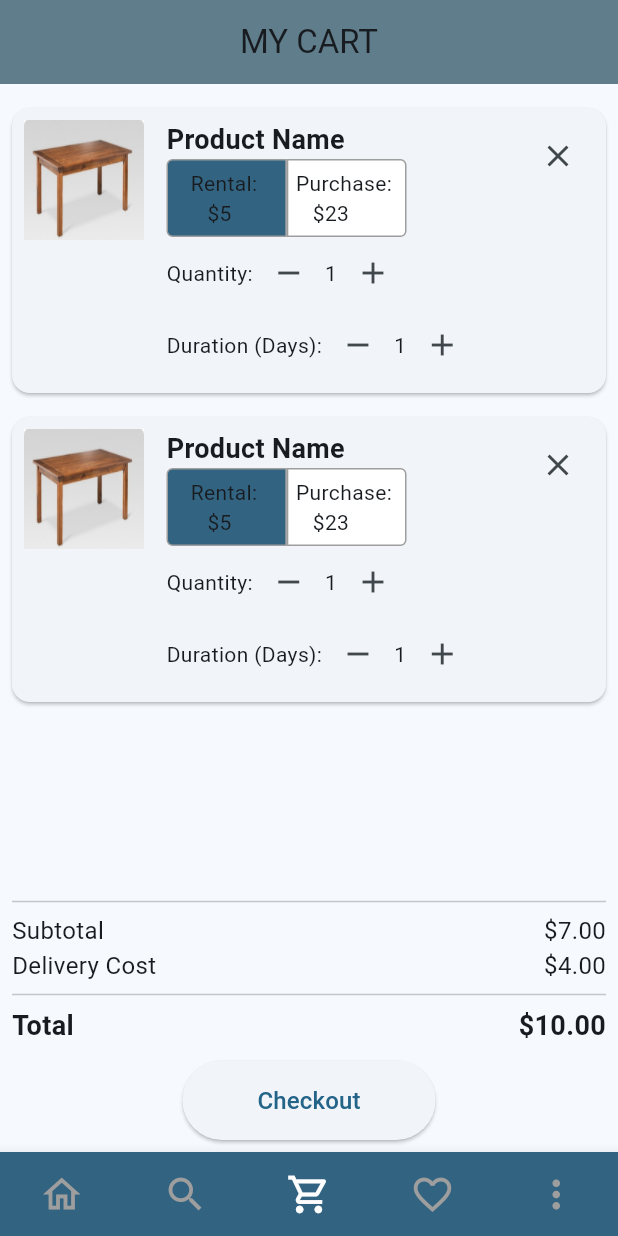
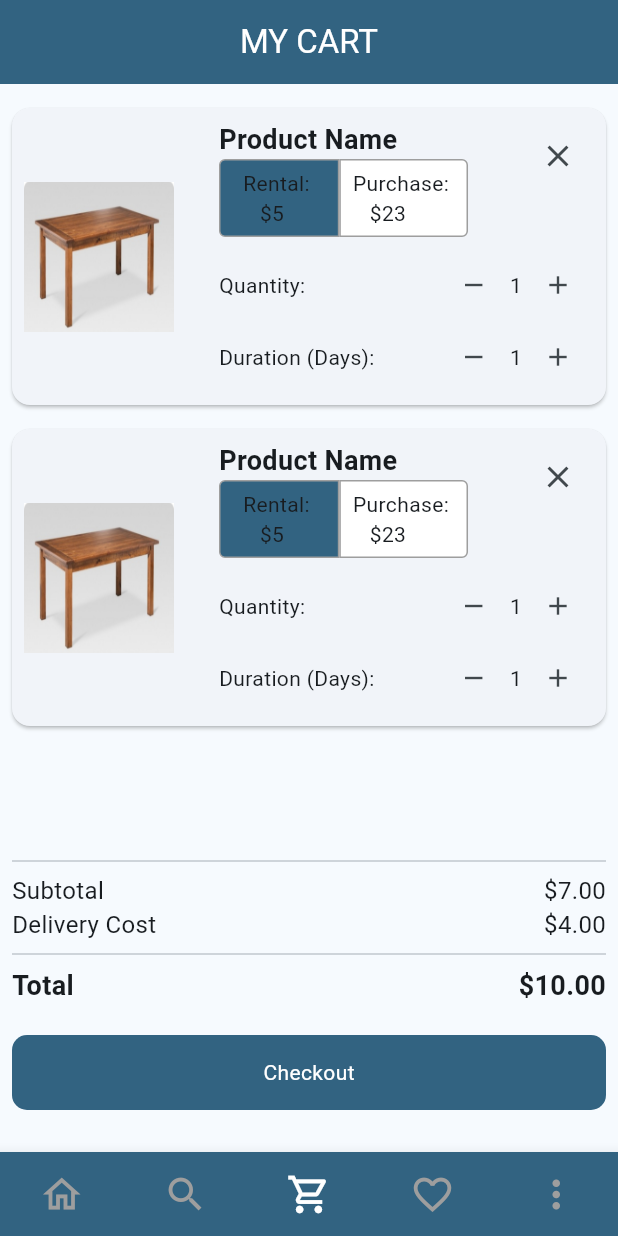
Before and after one commit to imrankhalid001/ExecArray, a Flutter app: the screen it shows after launch, item 3 of the bottom bar chosen, on a phone screen of 412 x 824 dp. Run offline on Flutter 3.47's test engine with Material 3 defaults, Android fonts, the phone set to English and light mode, and no system bars; our stand-ins replace another_flushbar, cached_network_image, carousel_slider, connectivity_plus, fluttertoast; network calls fail; project files that could hold a hidden picture were left out.

Commit message:
working on saved item screen
working on saved item screen

```diff
--- a/lib/ui/cart_screen.dart
+++ b/lib/ui/cart_screen.dart
@@ -1,5 +1,6 @@
 
 
+import 'package:exec_array/components/round_button.dart';
 import 'package:flutter/material.dart';
 
 class CartScreen extends StatelessWidget {
@@ -9,9 +10,9 @@ class CartScreen extends StatelessWidget {
   Widget build(BuildContext context) {
     return Scaffold(
       appBar: AppBar(
-        title: Text('MY CART'),
+        title: Text('MY CART', style: TextStyle(color: Colors.white),),
         centerTitle: true,
-        backgroundColor: Colors.blueGrey,
+        backgroundColor: Theme.of(context).primaryColor,
       ),
       body: Padding(
         padding: const EdgeInsets.all(8.0),
@@ -48,17 +49,13 @@ class CartScreen extends StatelessWidget {
                 Text('\$10.00', style: TextStyle(fontSize: 18, fontWeight: FontWeight.bold)),
               ],
             ),
-            SizedBox(height: 10),
-            ElevatedButton(
-              onPressed: () {},
-              style: ElevatedButton.styleFrom(
-                padding: EdgeInsets.symmetric(horizontal: 50, vertical: 15),
-                shape: RoundedRectangleBorder(
-                  borderRadius: BorderRadius.circular(30),
-                ),
-              ),
-              child: Text('Checkout', style: TextStyle(fontSize: 16)),
-            ),
+            SizedBox(height: 20),
+
+            RoundButton(title: 'Checkout', onPress: (){
+
+            },),
+            SizedBox(height: 20),
+
           ],
         ),
       ),
@@ -92,18 +89,17 @@ class _CartItemState extends State<CartItem> {
       margin: EdgeInsets.symmetric(vertical: 8.0),
       child: Padding(
         padding: const EdgeInsets.symmetric(horizontal: 8.0, vertical: 8.0),
-        child: Row(
-          mainAxisAlignment: MainAxisAlignment.start,
-          crossAxisAlignment: CrossAxisAlignment.start,
+        child: Stack(
+          children: [
+            Row(
               children: [
                 Image.asset(
                   'assets/table.jpg',
-              width: 80,
-              height: 80,
-               fit: BoxFit.fill
-
+                  width: 100,
+                  height: 100,
+                  fit: BoxFit.fill,
                 ),
-            SizedBox(width: 15),
+                SizedBox(width: 30),
                 Expanded(
                   child: Column(
                     crossAxisAlignment: CrossAxisAlignment.start,
@@ -146,35 +142,52 @@ class _CartItemState extends State<CartItem> {
                                 ),
                               ),
                               child: const Padding(
-                            padding: EdgeInsets.symmetric(horizontal: 5.0, vertical: 5.0),
+                                padding: EdgeInsets.symmetric(horizontal: 8.0, vertical: 5.0),
                                 child: Text('Purchase: \n   \$23'),
                               ),
                             ),
                           ),
                         ],
                       ),
+                      SizedBox(height: 8), // Reduced space between rows
+                      Row(
+                        mainAxisAlignment: MainAxisAlignment.spaceBetween,
+                        children: [
+                          Text('Quantity:'),
                           Row(
                             children: [
-                      Text('Quantity:'),
-                      IconButton(icon: Icon(Icons.remove), onPressed: () {}),
+                              IconButton(iconSize: 20, icon: Icon(Icons.remove), onPressed: () {}),
                               Text('1'),
-                      IconButton(icon: Icon(Icons.add), onPressed: () {}),
+                              IconButton(iconSize: 20, icon: Icon(Icons.add), onPressed: () {}),
+                            ],
+                          ),
                         ],
                       ),
                       Row(
+                        mainAxisAlignment: MainAxisAlignment.spaceBetween,
                         children: [
                           Text('Duration (Days):'),
-                      IconButton(icon: Icon(Icons.remove), onPressed: () {}),
+                          Row(
+                            children: [
+                              IconButton(iconSize: 20, icon: Icon(Icons.remove), onPressed: () {}),
                               Text('1'),
-                      IconButton(icon: Icon(Icons.add), onPressed: () {}),
+                              IconButton(iconSize: 20, icon: Icon(Icons.add), onPressed: () {}),
+                            ],
+                          ),
                         ],
                       ),
                     ],
                   ),
                 ),
-            IconButton(
+              ],
+            ),
+            Positioned(
+              top: 0,
+              right: 0,
+              child: IconButton(
                 icon: Icon(Icons.close),
                 onPressed: () {},
+              ),
             ),
           ],
         ),
--- a/lib/ui/home_screen.dart
+++ b/lib/ui/home_screen.dart
@@ -51,8 +51,9 @@ class _HomeScreenState extends State<HomeScreen> {
     HomePage(),
     const SearchViewScreen(),
      CartScreen(),
-    const MyAccountScreen(),
-    const FavoturiteScreen()
+      const FavoturiteScreen(),
+    const MyAccountScreen()
+
   ];
 
   @override
```
Also changed, not shown: lib/ui/favoturite_screen.dart (+141 -1 lines), assets/boards.png (added). Lines whose indentation alone changed are shown as unchanged.
